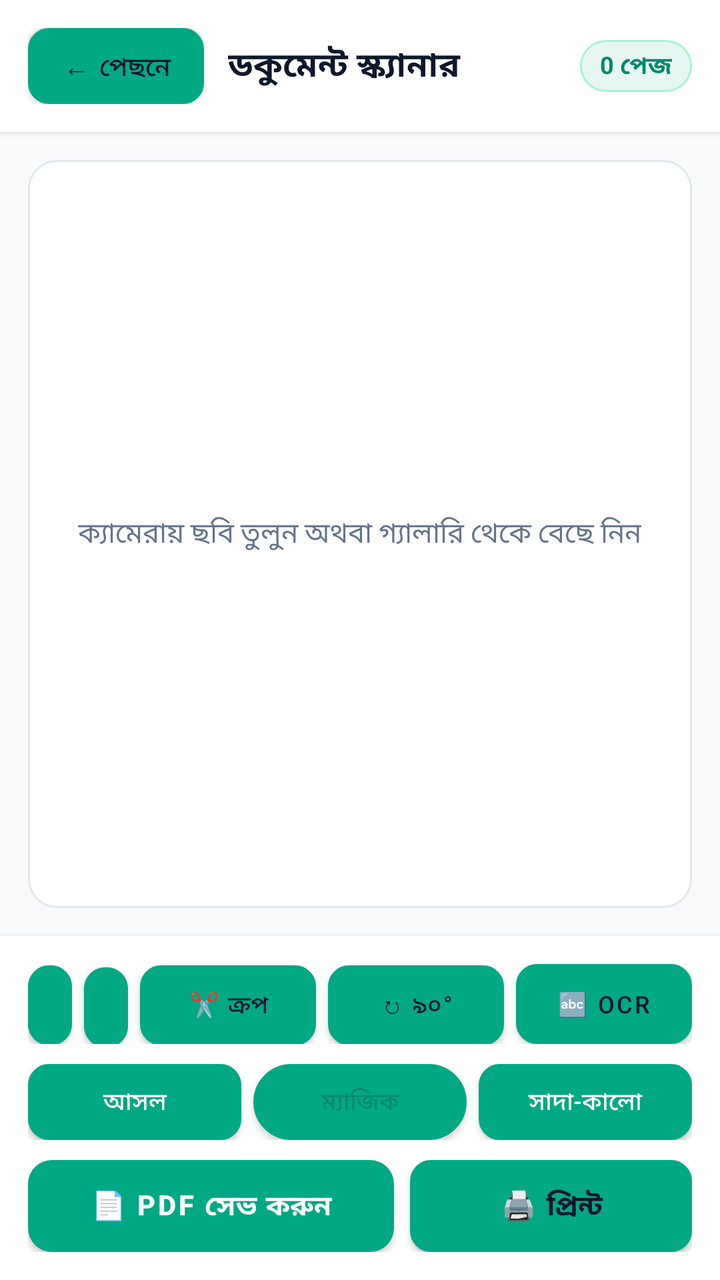
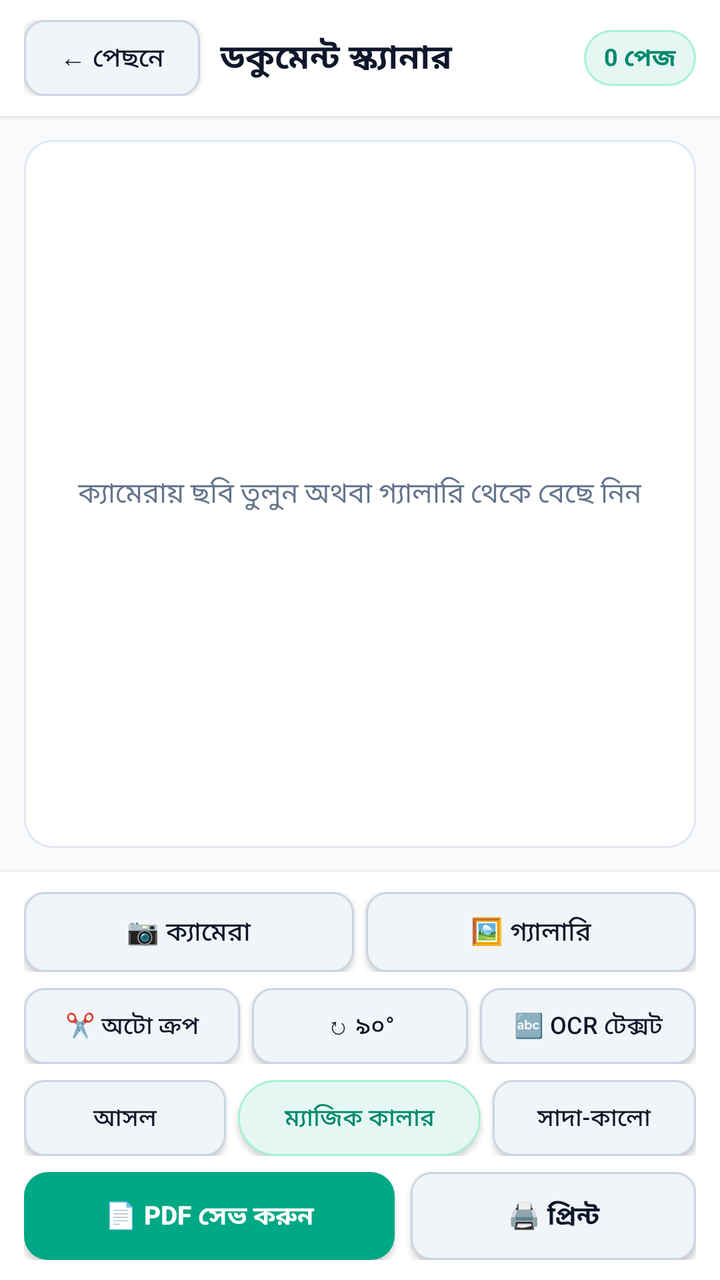

Screens rendered from an Android XML layout before and after an edit, with the pre-edit source and the edit as a unified diff.
<!-- AndroidManifest.xml: application theme Theme.CamScannerPro -->
<!-- res/layout/activity_doc_scanner.xml -->
<?xml version="1.0" encoding="utf-8"?>
<LinearLayout xmlns:android="http://schemas.android.com/apk/res/android"
    android:layout_width="match_parent"
    android:layout_height="match_parent"
    android:orientation="vertical"
    android:background="#F8FAFC">

    <LinearLayout
        android:layout_width="match_parent"
        android:layout_height="wrap_content"
        android:background="#FFFFFF"
        android:padding="14dp"
        android:gravity="center_vertical"
        android:elevation="2dp">

        <Button
            android:id="@+id/btn_doc_back"
            android:layout_width="wrap_content"
            android:layout_height="38dp"
            android:text="← পেছনে"
            android:background="@drawable/bg_btn_outline"
            android:textColor="#0F172A"
            android:textSize="13sp" />

        <TextView
            android:layout_width="0dp"
            android:layout_height="wrap_content"
            android:layout_weight="1"
            android:layout_marginStart="12dp"
            android:text="ডকুমেন্ট স্ক্যানার"
            android:textColor="#0F172A"
            android:textSize="17sp"
            android:textStyle="bold" />

        <TextView
            android:id="@+id/tv_doc_count"
            android:layout_width="wrap_content"
            android:layout_height="wrap_content"
            android:background="@drawable/bg_chip"
            android:paddingHorizontal="10dp"
            android:paddingVertical="4dp"
            android:text="0 পেজ"
            android:textColor="#00896C"
            android:textStyle="bold"
            android:textSize="12sp" />
    </LinearLayout>

    
    <FrameLayout
        android:layout_width="match_parent"
        android:layout_height="0dp"
        android:layout_weight="1"
        android:layout_margin="14dp"
        android:background="@drawable/bg_card"
        android:padding="8dp">

        <ImageView
            android:id="@+id/iv_doc_preview"
            android:layout_width="match_parent"
            android:layout_height="match_parent"
            android:scaleType="fitCenter"
            android:contentDescription="Document Preview" />

        <TextView
            android:id="@+id/tv_doc_empty"
            android:layout_width="wrap_content"
            android:layout_height="wrap_content"
            android:layout_gravity="center"
            android:gravity="center"
            android:text="ক্যামেরায় ছবি তুলুন অথবা গ্যালারি থেকে বেছে নিন"
            android:textColor="#64748B"
            android:textSize="14sp" />
    </FrameLayout>

    
    <LinearLayout
        android:layout_width="match_parent"
        android:layout_height="wrap_content"
        android:orientation="vertical"
        android:background="#FFFFFF"
        android:padding="14dp"
        android:elevation="4dp">

        <LinearLayout
            android:layout_width="match_parent"
            android:layout_height="wrap_content"
            android:orientation="horizontal"
            android:layout_marginBottom="10dp">

            <Button
                android:id="@+id/btn_doc_camera"
                android:layout_width="0dp"
                android:layout_height="40dp"
                android:layout_weight="1"
                android:layout_marginEnd="6dp"
                android:background="@drawable/bg_btn_outline"
                android:text="📷 ক্যামেরা"
                android:textColor="#0F172A"
                android:textSize="13sp" />

            <Button
                android:id="@+id/btn_doc_gallery"
                android:layout_width="0dp"
                android:layout_height="40dp"
                android:layout_weight="1"
                android:layout_marginEnd="6dp"
                android:background="@drawable/bg_btn_outline"
                android:text="🖼️ গ্যালারি"
                android:textColor="#0F172A"
                android:textSize="12sp" />

            <Button
                android:id="@+id/btn_doc_autocrop"
                android:layout_width="wrap_content"
                android:layout_height="40dp"
                android:layout_marginEnd="6dp"
                android:paddingHorizontal="10dp"
                android:background="@drawable/bg_btn_outline"
                android:text="✂️ ক্রপ"
                android:textColor="#0F172A"
                android:textSize="12sp" />

            <Button
                android:id="@+id/btn_doc_rotate"
                android:layout_width="wrap_content"
                android:layout_height="40dp"
                android:layout_marginEnd="6dp"
                android:paddingHorizontal="10dp"
                android:background="@drawable/bg_btn_outline"
                android:text="↻ ৯০°"
                android:textColor="#0F172A"
                android:textSize="12sp" />

            <Button
                android:id="@+id/btn_doc_ocr"
                android:layout_width="wrap_content"
                android:layout_height="40dp"
                android:paddingHorizontal="10dp"
                android:background="@drawable/bg_btn_outline"
                android:text="🔤 OCR"
                android:textColor="#0F172A"
                android:textSize="12sp" />
        </LinearLayout>

        <LinearLayout
            android:layout_width="match_parent"
            android:layout_height="wrap_content"
            android:orientation="horizontal"
            android:layout_marginBottom="10dp">

            <Button
                android:id="@+id/btn_filter_orig"
                android:layout_width="0dp"
                android:layout_height="38dp"
                android:layout_weight="1"
                android:layout_marginEnd="6dp"
                android:background="@drawable/bg_btn_outline"
                android:text="আসল"
                android:textSize="12sp" />

            <Button
                android:id="@+id/btn_filter_magic"
                android:layout_width="0dp"
                android:layout_height="38dp"
                android:layout_weight="1"
                android:layout_marginEnd="6dp"
                android:background="@drawable/bg_chip"
                android:text="ম্যাজিক কালার"
                android:textColor="#00896C"
                android:textSize="12sp" />

            <Button
                android:id="@+id/btn_filter_bw"
                android:layout_width="0dp"
                android:layout_height="38dp"
                android:layout_weight="1"
                android:background="@drawable/bg_btn_outline"
                android:text="সাদা-কালো"
                android:textSize="12sp" />
        </LinearLayout>

        <LinearLayout
            android:layout_width="match_parent"
            android:layout_height="wrap_content"
            android:orientation="horizontal">

            <Button
                android:id="@+id/btn_doc_save_pdf"
                android:layout_width="0dp"
                android:layout_height="46dp"
                android:layout_weight="1.3"
                android:layout_marginEnd="8dp"
                android:background="@drawable/bg_btn_primary"
                android:text="📄 PDF সেভ করুন"
                android:textColor="#FFFFFF"
                android:textStyle="bold"
                android:textSize="14sp" />

            <Button
                android:id="@+id/btn_doc_print"
                android:layout_width="0dp"
                android:layout_height="46dp"
                android:layout_weight="1"
                android:background="@drawable/bg_btn_outline"
                android:text="🖨️ প্রিন্ট"
                android:textColor="#0F172A"
                android:textStyle="bold"
                android:textSize="14sp" />
        </LinearLayout>
    </LinearLayout>
</LinearLayout>
<!-- resources referenced by this layout -->
<resources>
  <!-- drawable bg_btn_outline (drawable) -->
  <?xml version="1.0" encoding="utf-8"?>
  <shape xmlns:android="http://schemas.android.com/apk/res/android" android:shape="rectangle">
      <solid android:color="#F1F5F9" />
      <corners android:radius="10dp" />
      <stroke android:width="1dp" android:color="#CBD5E1" />
  </shape>
  <!-- drawable bg_btn_primary (drawable) -->
  <?xml version="1.0" encoding="utf-8"?>
  <shape xmlns:android="http://schemas.android.com/apk/res/android" android:shape="rectangle">
      <solid android:color="#00A884" />
      <corners android:radius="12dp" />
  </shape>
  <!-- drawable bg_card (drawable) -->
  <?xml version="1.0" encoding="utf-8"?>
  <shape xmlns:android="http://schemas.android.com/apk/res/android" android:shape="rectangle">
      <solid android:color="#FFFFFF" />
      <corners android:radius="14dp" />
      <stroke android:width="1dp" android:color="#E2E8F0" />
  </shape>
  <!-- drawable bg_chip (drawable) -->
  <?xml version="1.0" encoding="utf-8"?>
  <shape xmlns:android="http://schemas.android.com/apk/res/android" android:shape="rectangle">
      <solid android:color="#E6F7F3" />
      <corners android:radius="20dp" />
      <stroke android:width="1dp" android:color="#A7F3D0" />
  </shape>
  <style name="Theme.CamScannerPro" parent="Theme.MaterialComponents.Light.NoActionBar">
          <item name="colorPrimary">#00A884</item>
          <item name="colorPrimaryDark">#00896C</item>
          <item name="colorAccent">#00A884</item>
          <item name="android:statusBarColor">#00896C</item>
      </style>
</resources>

<!-- the commit's change to res/layout/activity_doc_scanner.xml (unified diff, before → after) -->
@@ -3,21 +3,25 @@
     android:layout_width="match_parent"
     android:layout_height="match_parent"
     android:orientation="vertical"
+    android:fitsSystemWindows="true"
     android:background="#F8FAFC">
 
     <LinearLayout
         android:layout_width="match_parent"
         android:layout_height="wrap_content"
         android:background="#FFFFFF"
-        android:padding="14dp"
+        android:paddingHorizontal="12dp"
+        android:paddingVertical="10dp"
         android:gravity="center_vertical"
         android:elevation="2dp">
 
-        <Button
+        <androidx.appcompat.widget.AppCompatButton
             android:id="@+id/btn_doc_back"
             android:layout_width="wrap_content"
             android:layout_height="38dp"
+            android:paddingHorizontal="12dp"
             android:text="← পেছনে"
+            android:textAllCaps="false"
             android:background="@drawable/bg_btn_outline"
             android:textColor="#0F172A"
             android:textSize="13sp" />
@@ -26,11 +30,13 @@
             android:layout_width="0dp"
             android:layout_height="wrap_content"
             android:layout_weight="1"
-            android:layout_marginStart="12dp"
+            android:layout_marginStart="10dp"
             android:text="ডকুমেন্ট স্ক্যানার"
             android:textColor="#0F172A"
             android:textSize="17sp"
-            android:textStyle="bold" />
+            android:textStyle="bold"
+            android:maxLines="1"
+            android:ellipsize="end" />
 
         <TextView
             android:id="@+id/tv_doc_count"
@@ -38,7 +44,7 @@
             android:layout_height="wrap_content"
             android:background="@drawable/bg_chip"
             android:paddingHorizontal="10dp"
-            android:paddingVertical="4dp"
+            android:paddingVertical="5dp"
             android:text="0 পেজ"
             android:textColor="#00896C"
             android:textStyle="bold"
@@ -50,7 +56,7 @@
         android:layout_width="match_parent"
         android:layout_height="0dp"
         android:layout_weight="1"
-        android:layout_margin="14dp"
+        android:layout_margin="12dp"
         android:background="@drawable/bg_card"
         android:padding="8dp">
 
@@ -67,6 +73,7 @@
             android:layout_height="wrap_content"
             android:layout_gravity="center"
             android:gravity="center"
+            android:paddingHorizontal="16dp"
             android:text="ক্যামেরায় ছবি তুলুন অথবা গ্যালারি থেকে বেছে নিন"
             android:textColor="#64748B"
             android:textSize="14sp" />
@@ -78,16 +85,18 @@
         android:layout_height="wrap_content"
         android:orientation="vertical"
         android:background="#FFFFFF"
-        android:padding="14dp"
+        android:paddingHorizontal="12dp"
+        android:paddingVertical="10dp"
         android:elevation="4dp">
 
+        
         <LinearLayout
             android:layout_width="match_parent"
             android:layout_height="wrap_content"
             android:orientation="horizontal"
-            android:layout_marginBottom="10dp">
-
-            <Button
+            android:layout_marginBottom="8dp">
+
+            <androidx.appcompat.widget.AppCompatButton
                 android:id="@+id/btn_doc_camera"
                 android:layout_width="0dp"
                 android:layout_height="40dp"
@@ -95,60 +104,73 @@
                 android:layout_marginEnd="6dp"
                 android:background="@drawable/bg_btn_outline"
                 android:text="📷 ক্যামেরা"
-                android:textColor="#0F172A"
-                android:textSize="13sp" />
-
-            <Button
+                android:textAllCaps="false"
+                android:textColor="#0F172A"
+                android:textSize="13sp" />
+
+            <androidx.appcompat.widget.AppCompatButton
                 android:id="@+id/btn_doc_gallery"
                 android:layout_width="0dp"
                 android:layout_height="40dp"
                 android:layout_weight="1"
-                android:layout_marginEnd="6dp"
                 android:background="@drawable/bg_btn_outline"
                 android:text="🖼️ গ্যালারি"
-                android:textColor="#0F172A"
-                android:textSize="12sp" />
-
-            <Button
+                android:textAllCaps="false"
+                android:textColor="#0F172A"
+                android:textSize="13sp" />
+        </LinearLayout>
+
+        
+        <LinearLayout
+            android:layout_width="match_parent"
+            android:layout_height="wrap_content"
+            android:orientation="horizontal"
+            android:layout_marginBottom="8dp">
+
+            <androidx.appcompat.widget.AppCompatButton
                 android:id="@+id/btn_doc_autocrop"
-                android:layout_width="wrap_content"
-                android:layout_height="40dp"
-                android:layout_marginEnd="6dp"
-                android:paddingHorizontal="10dp"
-                android:background="@drawable/bg_btn_outline"
-                android:text="✂️ ক্রপ"
-                android:textColor="#0F172A"
-                android:textSize="12sp" />
-
-            <Button
+                android:layout_width="0dp"
+                android:layout_height="38dp"
+                android:layout_weight="1"
+                android:layout_marginEnd="6dp"
+                android:background="@drawable/bg_btn_outline"
+                android:text="✂️ অটো ক্রপ"
+                android:textAllCaps="false"
+                android:textColor="#0F172A"
+                android:textSize="12sp" />
+
+            <androidx.appcompat.widget.AppCompatButton
                 android:id="@+id/btn_doc_rotate"
-                android:layout_width="wrap_content"
-                android:layout_height="40dp"
-                android:layout_marginEnd="6dp"
-                android:paddingHorizontal="10dp"
+                android:layout_width="0dp"
+                android:layout_height="38dp"
+                android:layout_weight="1"
+                android:layout_marginEnd="6dp"
                 android:background="@drawable/bg_btn_outline"
                 android:text="↻ ৯০°"
-                android:textColor="#0F172A"
-                android:textSize="12sp" />
-
-            <Button
+                android:textAllCaps="false"
+                android:textColor="#0F172A"
+                android:textSize="12sp" />
+
+            <androidx.appcompat.widget.AppCompatButton
                 android:id="@+id/btn_doc_ocr"
-                android:layout_width="wrap_content"
-                android:layout_height="40dp"
-                android:paddingHorizontal="10dp"
-                android:background="@drawable/bg_btn_outline"
-                android:text="🔤 OCR"
-                android:textColor="#0F172A"
-                android:textSize="12sp" />
-        </LinearLayout>
-
+                android:layout_width="0dp"
+                android:layout_height="38dp"
+                android:layout_weight="1"
+                android:background="@drawable/bg_btn_outline"
+                android:text="🔤 OCR টেক্সট"
+                android:textAllCaps="false"
+                android:textColor="#0F172A"
+                android:textSize="12sp" />
+        </LinearLayout>
+
+        
         <LinearLayout
             android:layout_width="match_parent"
             android:layout_height="wrap_content"
             android:orientation="horizontal"
-            android:layout_marginBottom="10dp">
-
-            <Button
+            android:layout_marginBottom="8dp">
+
+            <androidx.appcompat.widget.AppCompatButton
                 android:id="@+id/btn_filter_orig"
                 android:layout_width="0dp"
                 android:layout_height="38dp"
@@ -156,56 +178,64 @@
                 android:layout_marginEnd="6dp"
                 android:background="@drawable/bg_btn_outline"
                 android:text="আসল"
-                android:textSize="12sp" />
-
-            <Button
+                android:textAllCaps="false"
+                android:textColor="#0F172A"
+                android:textSize="12sp" />
+
+            <androidx.appcompat.widget.AppCompatButton
                 android:id="@+id/btn_filter_magic"
                 android:layout_width="0dp"
                 android:layout_height="38dp"
-                android:layout_weight="1"
+                android:layout_weight="1.2"
                 android:layout_marginEnd="6dp"
                 android:background="@drawable/bg_chip"
                 android:text="ম্যাজিক কালার"
+                android:textAllCaps="false"
                 android:textColor="#00896C"
                 android:textSize="12sp" />
 
-            <Button
+            <androidx.appcompat.widget.AppCompatButton
                 android:id="@+id/btn_filter_bw"
                 android:layout_width="0dp"
                 android:layout_height="38dp"
                 android:layout_weight="1"
                 android:background="@drawable/bg_btn_outline"
                 android:text="সাদা-কালো"
-                android:textSize="12sp" />
-        </LinearLayout>
-
+                android:textAllCaps="false"
+                android:textColor="#0F172A"
+                android:textSize="12sp" />
+        </LinearLayout>
+
+        
         <LinearLayout
             android:layout_width="match_parent"
             android:layout_height="wrap_content"
             android:orientation="horizontal">
 
-            <Button
+            <androidx.appcompat.widget.AppCompatButton
                 android:id="@+id/btn_doc_save_pdf"
                 android:layout_width="0dp"
-                android:layout_height="46dp"
+                android:layout_height="44dp"
                 android:layout_weight="1.3"
                 android:layout_marginEnd="8dp"
                 android:background="@drawable/bg_btn_primary"
                 android:text="📄 PDF সেভ করুন"
+                android:textAllCaps="false"
                 android:textColor="#FFFFFF"
                 android:textStyle="bold"
-                android:textSize="14sp" />
-
-            <Button
+                android:textSize="13sp" />
+
+            <androidx.appcompat.widget.AppCompatButton
                 android:id="@+id/btn_doc_print"
                 android:layout_width="0dp"
-                android:layout_height="46dp"
+                android:layout_height="44dp"
                 android:layout_weight="1"
                 android:background="@drawable/bg_btn_outline"
                 android:text="🖨️ প্রিন্ট"
+                android:textAllCaps="false"
                 android:textColor="#0F172A"
                 android:textStyle="bold"
-                android:textSize="14sp" />
+                android:textSize="13sp" />
         </LinearLayout>
     </LinearLayout>
 </LinearLayout>
<!-- resource entries referenced after the edit -->
@@ -32,6 +32,7 @@
           <item name="colorPrimaryDark">#00896C</item>
           <item name="colorAccent">#00A884</item>
           <item name="android:statusBarColor">#00896C</item>
+          <item name="android:textAllCaps">false</item>
       </style>
 </resources>
 
